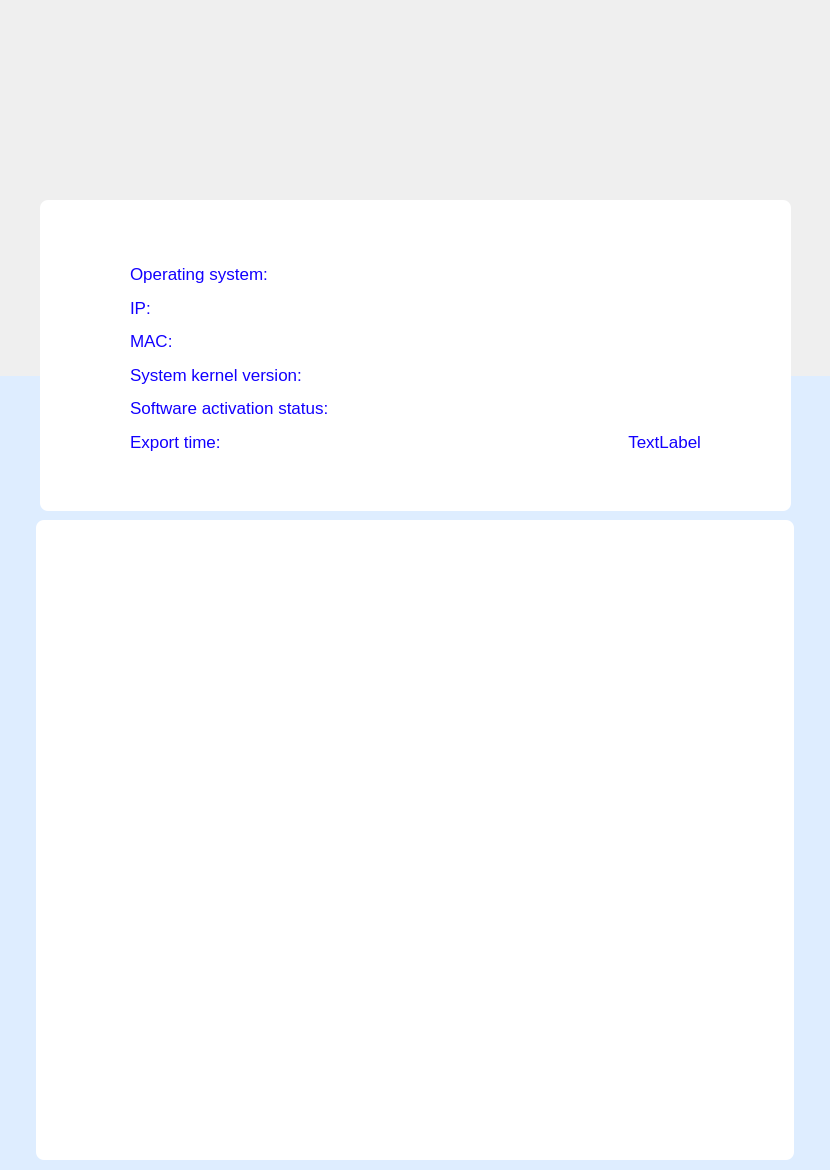
Qt form plugins/gui/br/reports/pdf.ui (openeuler-mirror/ks-ssr) before a commit.
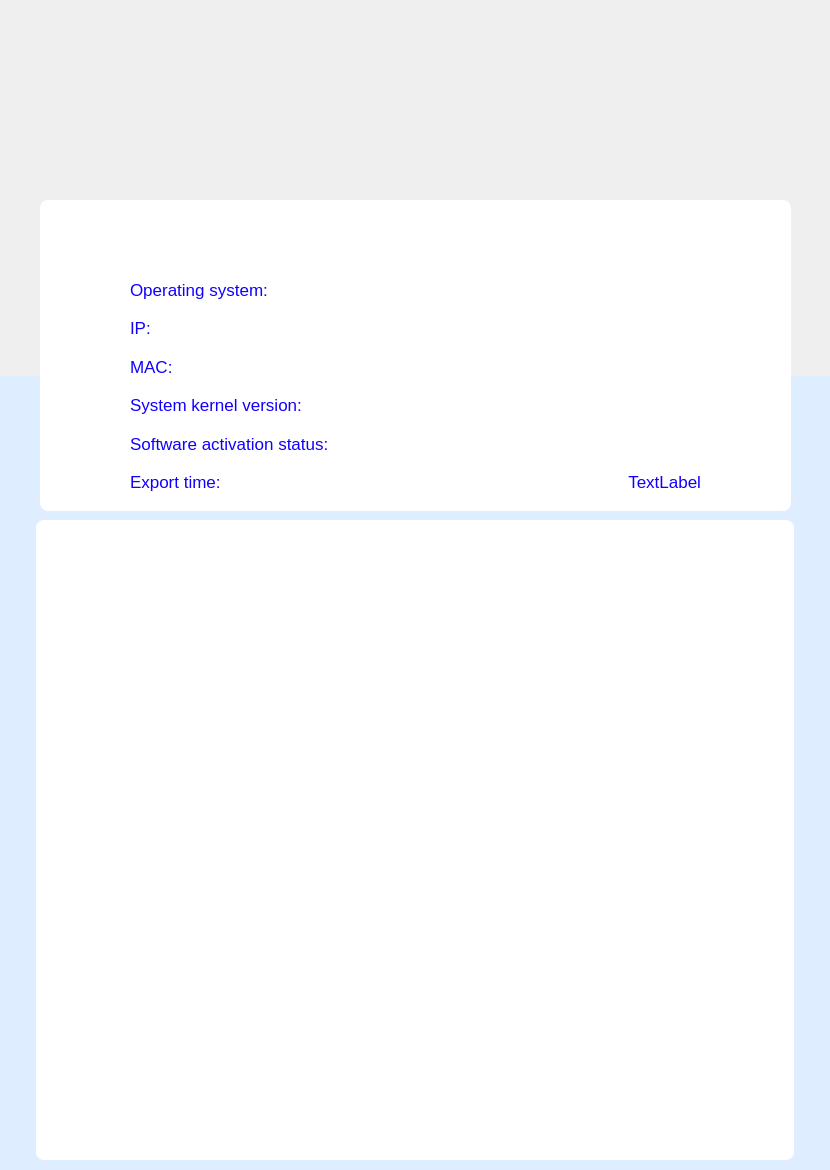
The same form after that commit. Icons and pictures are not drawn.

Commit message: feature（reports）：modify code changes - 报表加入主机名

What changed in the file:
```diff
--- a/plugins/gui/br/reports/pdf.ui
+++ b/plugins/gui/br/reports/pdf.ui
@@ -31,9 +31,9 @@
     <property name="geometry">
      <rect>
       <x>90</x>
-      <y>57</y>
+      <y>70</y>
       <width>571</width>
-      <height>201</height>
+      <height>231</height>
      </rect>
     </property>
     <property name="styleSheet">
```
